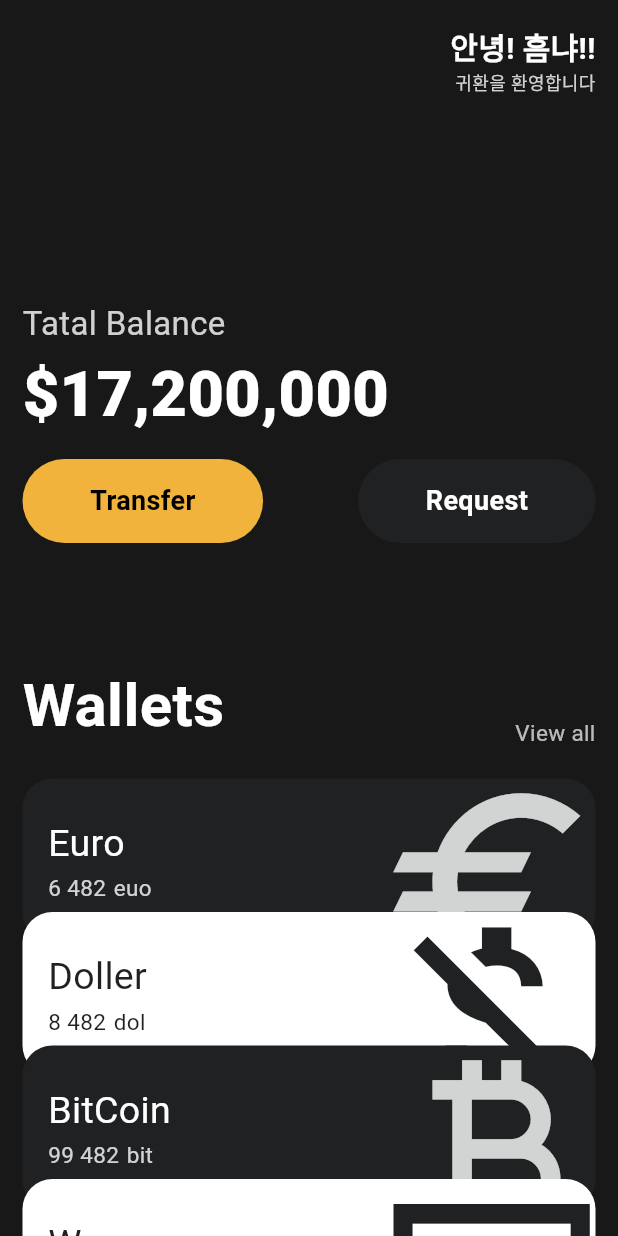
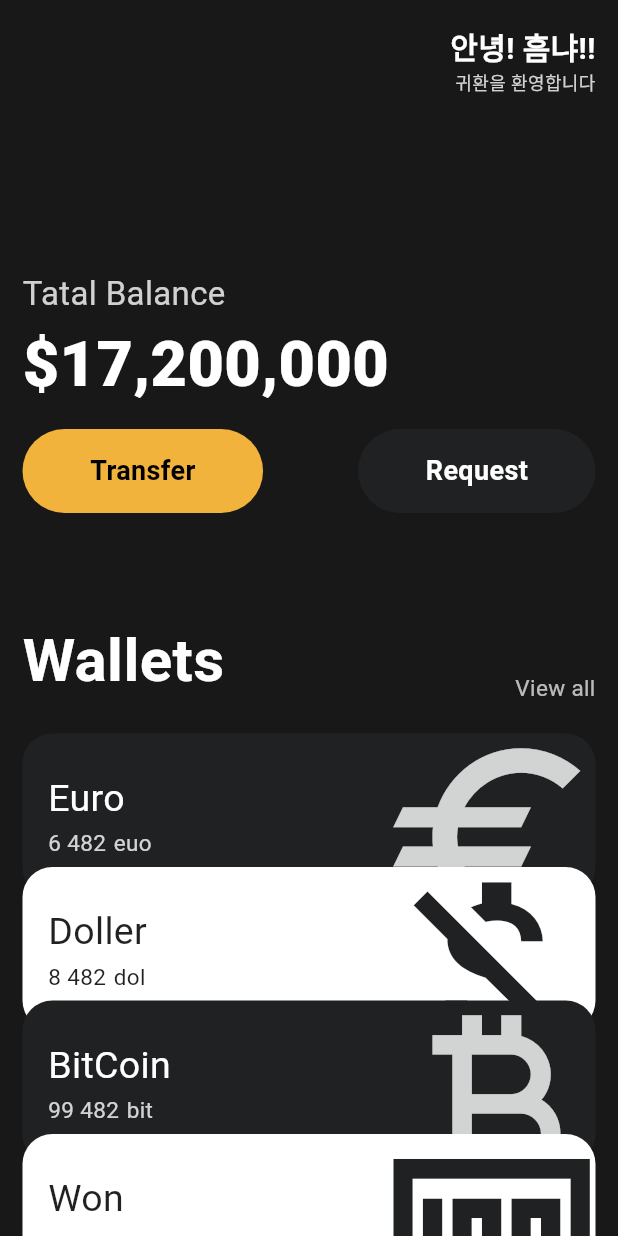
Before and after one commit to HumNya-Games/MO1, a Flutter app: the screen it shows after launch, on a phone screen of 412 x 824 dp. Run offline on Flutter 3.47's test engine with Material 3 defaults, Android fonts, the phone set to English and light mode, and no system bars.

Commit message:
최종버전

```diff
--- a/toonflix/lib/main.dart
+++ b/toonflix/lib/main.dart
@@ -47,7 +47,7 @@ class App extends StatelessWidget {
                     ),
                   ],
                 ),
-                const SizedBox(height: 120),
+                const SizedBox(height: 100),
                 Text(
                   "Tatal Balance",
                   style: TextStyle(
@@ -80,7 +80,7 @@ class App extends StatelessWidget {
                     ),
                   ],
                 ),
-                const SizedBox(height: 80),
+                const SizedBox(height: 70),
                 Row(
                   crossAxisAlignment: CrossAxisAlignment.end,
                   mainAxisAlignment: MainAxisAlignment.spaceBetween,
```
